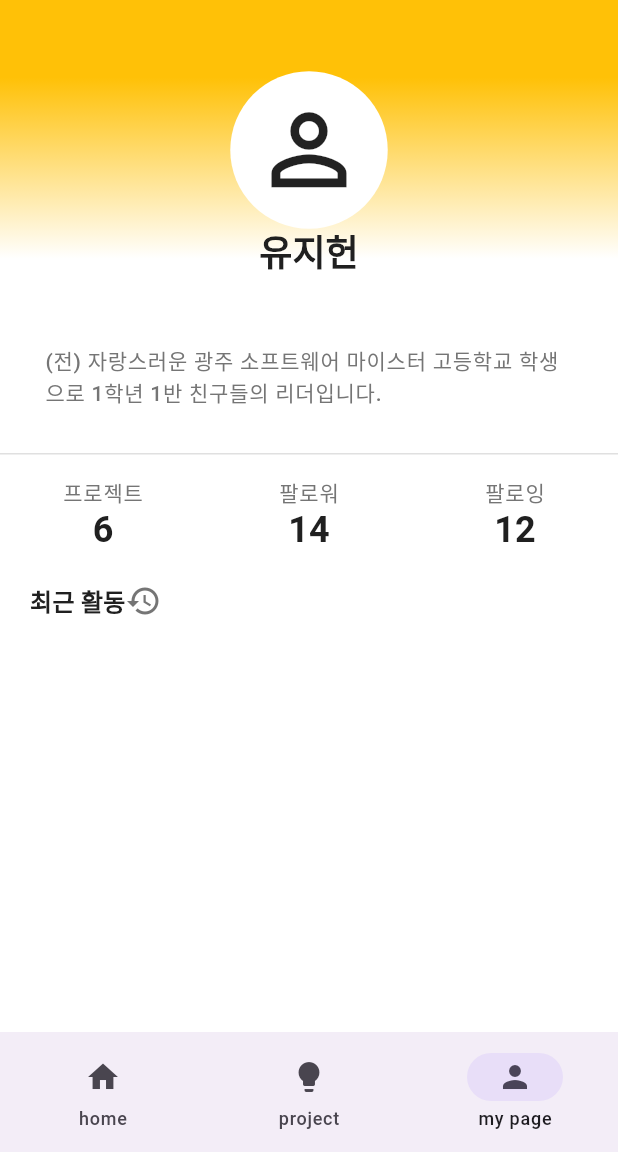
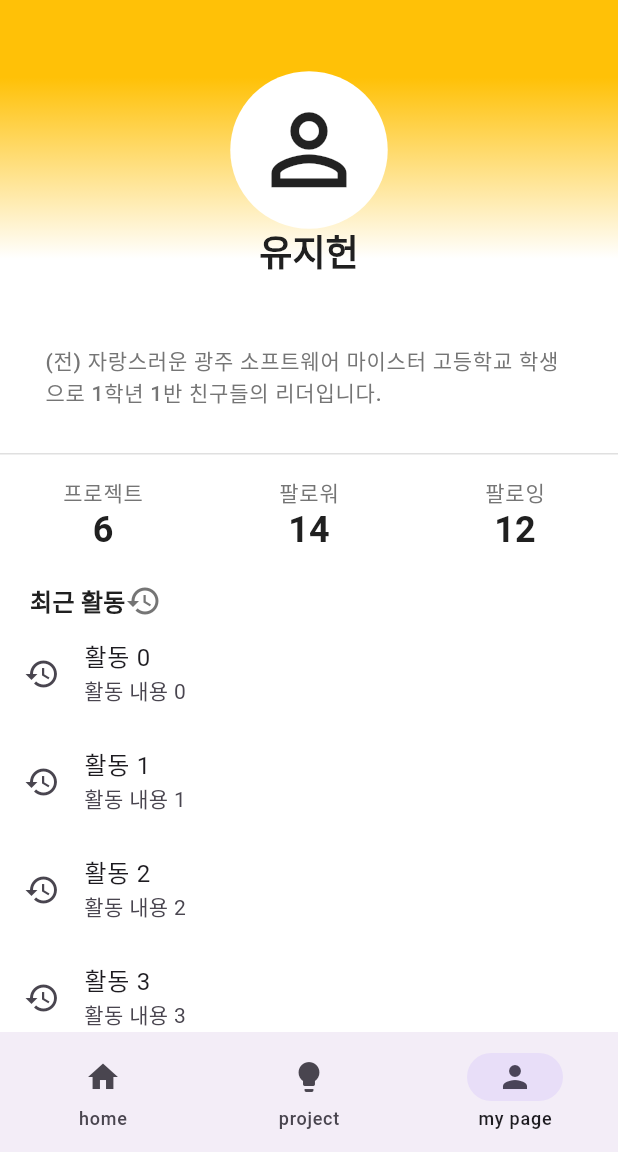
Before and after one commit to 976520/nexus-app, a Flutter app: the screen it shows after launch, item 3 of the bottom bar chosen, on a phone screen of 412 x 824 dp, the part 84-1236 px from its top. Run offline on Flutter 3.47's test engine with Material 3 defaults, Android fonts, the phone set to English and light mode, and no system bars.

Commit message:
Feat - user history publishing

```diff
--- a/lib/page/mypage.dart
+++ b/lib/page/mypage.dart
@@ -101,13 +101,24 @@ class MyPage extends StatelessWidget {
         Padding(
           padding: const EdgeInsets.only(top: 20, left: 20,right: 20),
           child: Row(
-
             children: [
               Text('최근 활동', style: Theme.of(context).textTheme.titleMedium),
               Icon(Icons.history, color: Colors.grey[600])
             ],
           ),
         ),
+        Expanded(
+          child: ListView.builder(
+            itemCount: 10,
+            itemBuilder: (context, index) {
+              return ListTile(
+                leading: const Icon(Icons.history),
+                title: Text('활동 $index'),
+                subtitle: Text('활동 내용 $index'),
+              );
+            },
+          ),
+        ),
       ],
     );
   }
```
